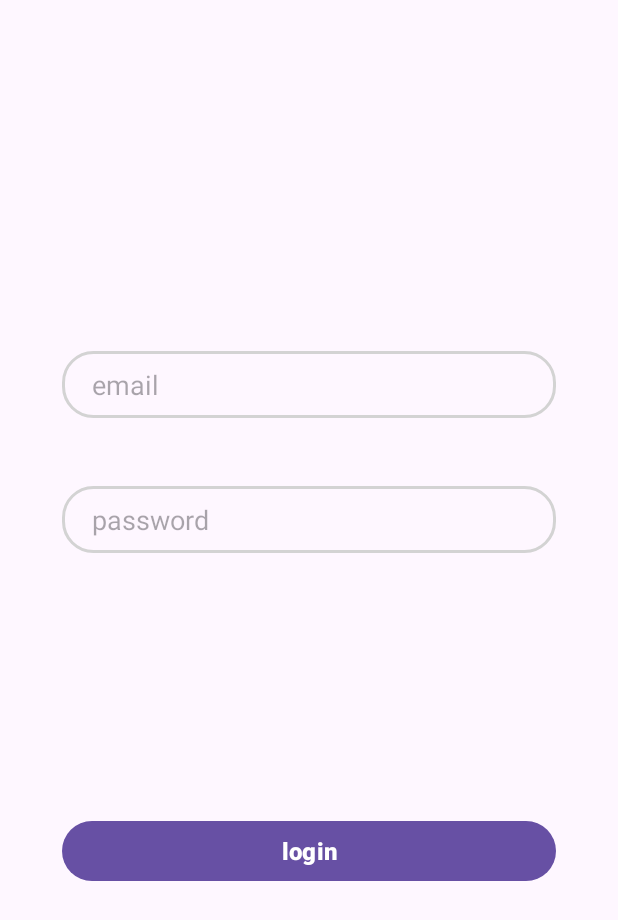
After one commit to Or-Moshe/FinalAndroidProject, an Android app: the layout login_tab_fragement.xml on its own in the app's theme, with its tools: preview values and no code run, on a phone screen of 412 x 824 dp. The commit adds this screen. Shown: the top 920 px of the screen. Run offline under Robolectric (Android 15) with nearby library versions, the phone set to English and light mode, and no system bars.

Commit message:
create login activity

```diff
--- a/app/build.gradle
+++ b/app/build.gradle
@@ -1,5 +1,6 @@
 plugins {
     id 'com.android.application'
+    id 'com.google.gms.google-services'
 }
 
 android {
@@ -31,8 +32,9 @@ android {
 dependencies {
 
     implementation 'androidx.appcompat:appcompat:1.6.1'
-    implementation 'com.google.android.material:material:1.5.0'
+    implementation 'com.google.android.material:material:1.9.0'
     implementation 'androidx.constraintlayout:constraintlayout:2.1.4'
+    implementation 'com.google.firebase:firebase-auth:22.0.0'
     testImplementation 'junit:junit:4.13.2'
     androidTestImplementation 'androidx.test.ext:junit:1.1.5'
     androidTestImplementation 'androidx.test.espresso:espresso-core:3.5.1'
--- /dev/null
+++ b/app/src/main/res/drawable/edit_text_bg.xml
@@ -0,0 +1,7 @@
+<?xml version="1.0" encoding="utf-8"?>
+<shape xmlns:android="http://schemas.android.com/apk/res/android">
+
+    <corners android:radius="20dp"/>
+    <stroke android:width="2dp"
+        android:color="#D3D3D3"/>
+</shape>
--- /dev/null
+++ b/app/src/main/res/layout/login_tab_fragement.xml
@@ -0,0 +1,53 @@
+<?xml version="1.0" encoding="utf-8"?>
+<androidx.constraintlayout.widget.ConstraintLayout xmlns:android="http://schemas.android.com/apk/res/android"
+    xmlns:app="http://schemas.android.com/apk/res-auto"
+    android:layout_width="match_parent"
+    android:layout_height="match_parent">
+
+    <EditText
+        android:id="@+id/email"
+        android:layout_width="0dp"
+        android:layout_height="wrap_content"
+        app:layout_constraintWidth_percent=".8"
+        app:layout_constraintVertical_bias=".3"
+        app:layout_constraintHorizontal_bias=".5"
+        android:background="@drawable/edit_text_bg"
+        android:hint="@string/email"
+        android:paddingStart="20dp"
+        android:paddingTop="10dp"
+        android:paddingBottom="10dp"
+        app:layout_constraintBottom_toBottomOf="parent"
+        app:layout_constraintEnd_toEndOf="parent"
+        app:layout_constraintStart_toStartOf="parent"
+        app:layout_constraintTop_toTopOf="parent" />
+
+    <EditText
+        android:id="@+id/password"
+        android:layout_width="0dp"
+        android:layout_height="wrap_content"
+        app:layout_constraintWidth_percent=".8"
+        app:layout_constraintVertical_bias=".4"
+        android:background="@drawable/edit_text_bg"
+        android:hint="@string/password"
+        android:paddingStart="20dp"
+        android:paddingTop="10dp"
+        android:paddingBottom="10dp"
+        android:layout_marginTop="20dp"
+        app:layout_constraintBottom_toBottomOf="parent"
+        app:layout_constraintEnd_toEndOf="parent"
+        app:layout_constraintStart_toStartOf="parent"
+        app:layout_constraintTop_toTopOf="parent" />
+
+    <com.google.android.material.button.MaterialButton
+        android:layout_width="0dp"
+        android:layout_height="wrap_content"
+        app:layout_constraintWidth_percent=".8"
+        app:layout_constraintVertical_bias=".7"
+        android:textSize="16sp"
+        android:text="@string/login"
+        android:textStyle="bold"
+        app:layout_constraintBottom_toBottomOf="parent"
+        app:layout_constraintEnd_toEndOf="parent"
+        app:layout_constraintStart_toStartOf="parent"
+        app:layout_constraintTop_toTopOf="parent" />
+</androidx.constraintlayout.widget.ConstraintLayout>
--- a/app/src/main/res/values/strings.xml
+++ b/app/src/main/res/values/strings.xml
@@ -1,3 +1,18 @@
 <resources>
     <string name="app_name">FinalAndroidProject</string>
+    <string name="welcome">Welcome to my app</string>
+    <string name="mobile_num">Mobile Num</string>
+    <string name="email">email</string>
+    <string name="password">password</string>
+    <string name="login">login</string>
+    <string name="confirm_password">confirm password</string>
+    <string name="signup">signup</string>
+
+    <!-- Error messages-->
+    <string name="enter_email">Please Enter email</string>
+    <string name="enter_password">Please Enter password</string>
+    <string name="auth_failed">Authentication Failed</string>
+
+    <!-- Succeed messages-->
+    <string name="acc_created">Account Created</string>
 </resources>
--- a/build.gradle
+++ b/build.gradle
@@ -1,4 +1,8 @@
-// Top-level build file where you can add configuration options common to all sub-projects/modules.
+buildscript {
+    dependencies {
+        classpath 'com.google.gms:google-services:4.3.15'
+    }
+}// Top-level build file where you can add configuration options common to all sub-projects/modules.
 plugins {
     id 'com.android.application' version '8.0.1' apply false
     id 'com.android.library' version '8.0.1' apply false
```
Also changed, not shown: app/src/main/AndroidManifest.xml (+7 -2 lines), app/src/main/java/com/example/finalproject/Adapters/LoginAdapter.java (added, +41 -0 lines), app/src/main/java/com/example/finalproject/Fragments/LoginTabFragment.java (added, +22 -0 lines), app/src/main/java/com/example/finalproject/Fragments/SignupTabFragment.java (added, +79 -0 lines), app/src/main/java/com/example/finalproject/LoginActivity.java (added, +77 -0 lines), app/src/main/res/drawable/login_layout_shape.xml (added, +10 -0 lines), app/src/main/res/drawable/signup_tab_fragment.xml (added, +10 -0 lines), app/src/main/res/layout/activity_login.xml (added, +104 -0 lines), app/src/main/res/layout/signup_tab_fragment.xml (added, +91 -0 lines).
